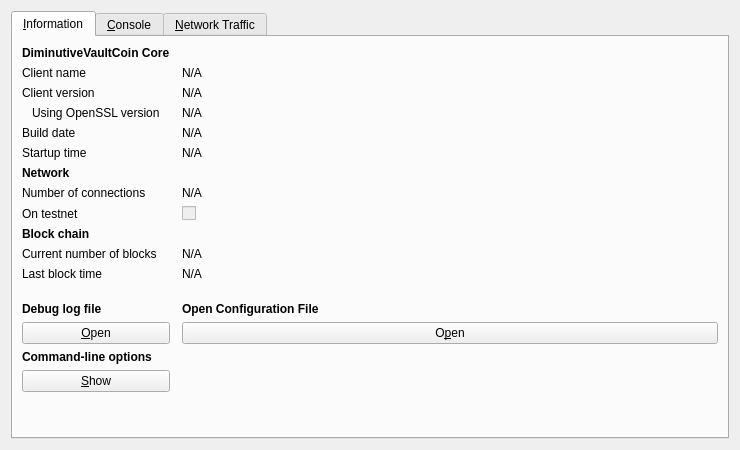
Above: src/qt/forms/rpcconsole.ui from wizadr/DiminutiveCoin before the change. Below: the same form after it.
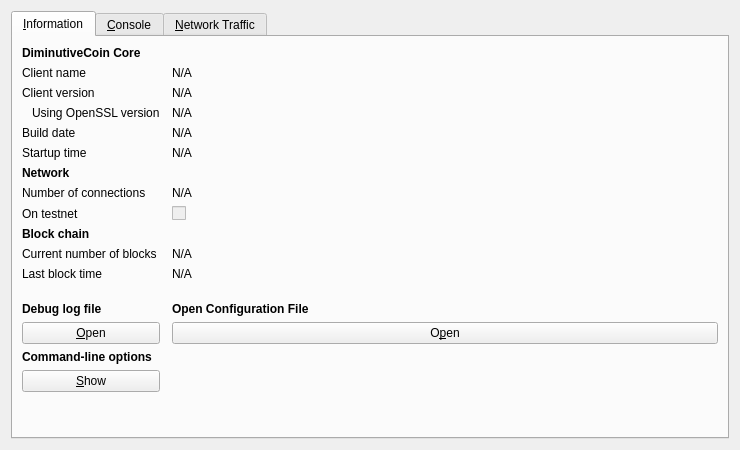
That is the form after the change. Icons and pictures are not drawn. Custom widgets are drawn as their Qt base class.

What changed in the file:
```diff
--- a/src/qt/forms/rpcconsole.ui
+++ b/src/qt/forms/rpcconsole.ui
@@ -36,7 +36,7 @@
           </font>
          </property>
          <property name="text">
-          <string>DiminutiveVaultCoin Core</string>
+          <string>DiminutiveCoin Core</string>
          </property>
         </widget>
        </item>
```
Left out of the diff: 12 changed lines with no effect on the pictures.
